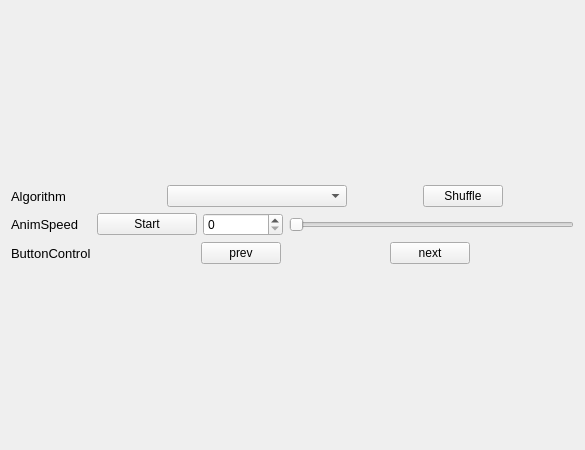
Qt form sorting_algo/mainwindow.ui (AndrikB/lab2) before a commit.
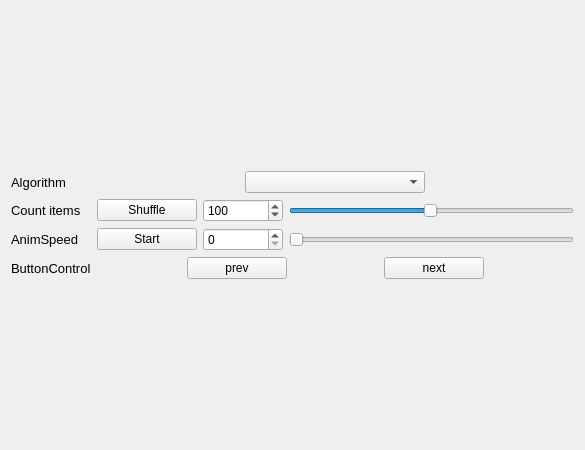
The same form after that commit.

Diff of the .ui file:
```diff
--- a/sorting_algo/mainwindow.ui
+++ b/sorting_algo/mainwindow.ui
@@ -26,58 +26,7 @@
     </item>
     <item>
      <layout class="QGridLayout" name="lyGrid">
-      <item row="0" column="0">
-       <widget class="QLabel" name="Alg_lbl">
-        <property name="sizePolicy">
-         <sizepolicy hsizetype="Fixed" vsizetype="Preferred">
-          <horstretch>0</horstretch>
-          <verstretch>0</verstretch>
-         </sizepolicy>
-        </property>
-        <property name="font">
-         <font>
-          <pointsize>10</pointsize>
-         </font>
-        </property>
-        <property name="text">
-         <string>Algorithm</string>
-        </property>
-       </widget>
-      </item>
-      <item row="0" column="1">
-       <layout class="QGridLayout" name="gridLayout">
-        <item row="0" column="2">
-         <widget class="QPushButton" name="shuffle_btn">
-          <property name="sizePolicy">
-           <sizepolicy hsizetype="Fixed" vsizetype="Fixed">
-            <horstretch>0</horstretch>
-            <verstretch>0</verstretch>
-           </sizepolicy>
-          </property>
-          <property name="text">
-           <string>Shuffle</string>
-          </property>
-         </widget>
-        </item>
-        <item row="0" column="0">
-         <widget class="QComboBox" name="Algos_combobox">
-          <property name="sizePolicy">
-           <sizepolicy hsizetype="Fixed" vsizetype="Fixed">
-            <horstretch>0</horstretch>
-            <verstretch>0</verstretch>
-           </sizepolicy>
-          </property>
-          <property name="minimumSize">
-           <size>
-            <width>180</width>
-            <height>0</height>
-           </size>
-          </property>
-         </widget>
-        </item>
-       </layout>
-      </item>
-      <item row="2" column="1">
+      <item row="3" column="1">
        <layout class="QGridLayout" name="gridLayout_3">
         <item row="0" column="2">
          <spacer name="horizontalSpacer">
@@ -94,6 +43,12 @@
         </item>
         <item row="0" column="3">
          <widget class="QPushButton" name="next_btn">
+          <property name="minimumSize">
+           <size>
+            <width>100</width>
+            <height>0</height>
+           </size>
+          </property>
           <property name="text">
            <string>next</string>
           </property>
@@ -101,6 +56,12 @@
         </item>
         <item row="0" column="1">
          <widget class="QPushButton" name="back_btn">
+          <property name="minimumSize">
+           <size>
+            <width>100</width>
+            <height>0</height>
+           </size>
+          </property>
           <property name="text">
            <string>prev</string>
           </property>
@@ -134,34 +95,7 @@
         </item>
        </layout>
       </item>
-      <item row="1" column="0">
-       <widget class="QLabel" name="AnimSpeed_lbl">
-        <property name="font">
-         <font>
-          <pointsize>10</pointsize>
-         </font>
-        </property>
-        <property name="text">
-         <string>AnimSpeed</string>
-        </property>
-        <property name="alignment">
-         <set>Qt::AlignLeading|Qt::AlignLeft|Qt::AlignVCenter</set>
-        </property>
-       </widget>
-      </item>
-      <item row="2" column="0">
-       <widget class="QLabel" name="label">
-        <property name="font">
-         <font>
-          <pointsize>10</pointsize>
-         </font>
-        </property>
-        <property name="text">
-         <string>ButtonControl</string>
-        </property>
-       </widget>
-      </item>
-      <item row="1" column="1">
+      <item row="2" column="1">
        <layout class="QGridLayout" name="gridLayout_2">
         <item row="0" column="1">
          <widget class="QSpinBox" name="AnimSpeed_spin">
@@ -224,6 +158,147 @@
         </item>
        </layout>
       </item>
+      <item row="0" column="0">
+       <widget class="QLabel" name="Alg_lbl">
+        <property name="sizePolicy">
+         <sizepolicy hsizetype="Fixed" vsizetype="Preferred">
+          <horstretch>0</horstretch>
+          <verstretch>0</verstretch>
+         </sizepolicy>
+        </property>
+        <property name="font">
+         <font>
+          <pointsize>10</pointsize>
+         </font>
+        </property>
+        <property name="text">
+         <string>Algorithm</string>
+        </property>
+       </widget>
+      </item>
+      <item row="2" column="0">
+       <widget class="QLabel" name="AnimSpeed_lbl">
+        <property name="font">
+         <font>
+          <pointsize>10</pointsize>
+         </font>
+        </property>
+        <property name="text">
+         <string>AnimSpeed</string>
+        </property>
+        <property name="alignment">
+         <set>Qt::AlignLeading|Qt::AlignLeft|Qt::AlignVCenter</set>
+        </property>
+       </widget>
+      </item>
+      <item row="3" column="0">
+       <widget class="QLabel" name="ButtonControl_LBL">
+        <property name="font">
+         <font>
+          <pointsize>10</pointsize>
+         </font>
+        </property>
+        <property name="text">
+         <string>ButtonControl</string>
+        </property>
+       </widget>
+      </item>
+      <item row="1" column="0">
+       <widget class="QLabel" name="Count_items_lbl">
+        <property name="font">
+         <font>
+          <pointsize>10</pointsize>
+         </font>
+        </property>
+        <property name="text">
+         <string>Count items</string>
+        </property>
+       </widget>
+      </item>
+      <item row="0" column="1">
+       <layout class="QGridLayout" name="gridLayout">
+        <item row="0" column="0">
+         <widget class="QComboBox" name="Algos_combobox">
+          <property name="sizePolicy">
+           <sizepolicy hsizetype="Fixed" vsizetype="Fixed">
+            <horstretch>0</horstretch>
+            <verstretch>0</verstretch>
+           </sizepolicy>
+          </property>
+          <property name="minimumSize">
+           <size>
+            <width>180</width>
+            <height>0</height>
+           </size>
+          </property>
+         </widget>
+        </item>
+       </layout>
+      </item>
+      <item row="1" column="1">
+       <layout class="QHBoxLayout" name="horizontalLayout">
+        <item>
+         <widget class="QPushButton" name="shuffle_btn">
+          <property name="sizePolicy">
+           <sizepolicy hsizetype="Fixed" vsizetype="Fixed">
+            <horstretch>0</horstretch>
+            <verstretch>0</verstretch>
+           </sizepolicy>
+          </property>
+          <property name="minimumSize">
+           <size>
+            <width>100</width>
+            <height>0</height>
+           </size>
+          </property>
+          <property name="text">
+           <string>Shuffle</string>
+          </property>
+         </widget>
+        </item>
+        <item>
+         <widget class="QSpinBox" name="count_items_spin">
+          <property name="enabled">
+           <bool>true</bool>
+          </property>
+          <property name="minimumSize">
+           <size>
+            <width>80</width>
+            <height>0</height>
+           </size>
+          </property>
+          <property name="minimum">
+           <number>2</number>
+          </property>
+          <property name="maximum">
+           <number>200</number>
+          </property>
+          <property name="value">
+           <number>100</number>
+          </property>
+          <property name="displayIntegerBase">
+           <number>10</number>
+          </property>
+         </widget>
+        </item>
+        <item>
+         <widget class="QSlider" name="count_items_slider">
+          <property name="minimum">
+           <number>2</number>
+          </property>
+          <property name="maximum">
+           <number>200</number>
+          </property>
+          <property name="value">
+           <number>100</number>
+          </property>
+          <property name="orientation">
+           <enum>Qt::Horizontal</enum>
+          </property>
+         </widget>
+        </item>
+       </layout>
+      </item>
      </layout>
     </item>
    </layout>
```
Left out of the diff: 48 changed lines with no effect on the pictures.
